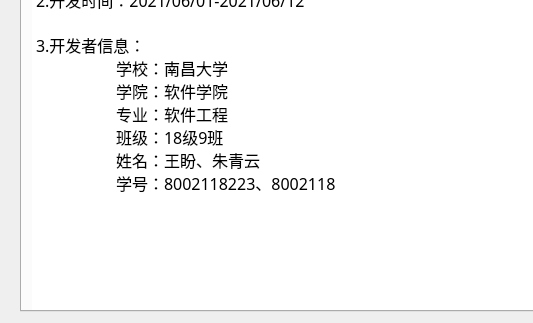
mr0yun/BookManager, file ui/about_window.ui: the form before one commit; both pictures show x 0 to 533 and y 139 to 462 of the 685 by 462 pixel window.
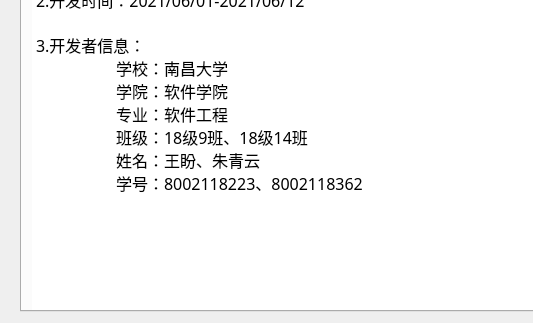
The form after the commit.

Commit message: 回复窗口运行正常，管理员的消息界面信息显示正常，槽函数还存在信号错误，在此留一个还原点，继续修改。

The edit to the form file:
```diff
--- a/ui/about_window.ui
+++ b/ui/about_window.ui
@@ -103,7 +103,7 @@
 p, li { white-space: pre-wrap; }
 &lt;/style&gt;&lt;/head&gt;&lt;body style=&quot; font-family:'宋体'; font-size:12pt; font-weight:600; font-style:normal;&quot;&gt;
 &lt;p style=&quot;-qt-paragraph-type:empty; margin-top:0px; margin-bottom:0px; margin-left:0px; margin-right:0px; -qt-block-indent:0; text-indent:0px;&quot;&gt;&lt;br /&gt;&lt;/p&gt;
-&lt;p style=&quot; margin-top:0px; margin-bottom:0px; margin-left:0px; margin-right:0px; -qt-block-indent:0; text-indent:0px;&quot;&gt;&lt;span style=&quot; font-family:'SimSun'; font-weight:400;&quot;&gt;1.版本号：简易版本1.0&lt;br /&gt;&lt;br /&gt;2.开发时间：2021/06/01-2021/06/12&lt;br /&gt;&lt;br /&gt;3.开发者信息：&lt;br /&gt;	学校：南昌大学&lt;br /&gt;	学院：软件学院&lt;br /&gt;	专业：软件工程&lt;br /&gt;	班级：18级9班&lt;br /&gt;	姓名：王盼、朱青云&lt;br /&gt;	学号：8002118223、8002118&lt;br /&gt;	&lt;/span&gt;&lt;/p&gt;&lt;/body&gt;&lt;/html&gt;</string>
+&lt;p style=&quot; margin-top:0px; margin-bottom:0px; margin-left:0px; margin-right:0px; -qt-block-indent:0; text-indent:0px;&quot;&gt;&lt;span style=&quot; font-family:'SimSun'; font-weight:400;&quot;&gt;1.版本号：简易版本1.0&lt;br /&gt;&lt;br /&gt;2.开发时间：2021/06/01-2021/06/12&lt;br /&gt;&lt;br /&gt;3.开发者信息：&lt;br /&gt;	学校：南昌大学&lt;br /&gt;	学院：软件学院&lt;br /&gt;	专业：软件工程&lt;br /&gt;	班级：18级9班、18级14班&lt;br /&gt;	姓名：王盼、朱青云&lt;br /&gt;	学号：8002118223、8002118362&lt;br /&gt;	&lt;/span&gt;&lt;/p&gt;&lt;/body&gt;&lt;/html&gt;</string>
      </property>
     </widget>
    </widget>
```
The commit also changes 18 other files.
